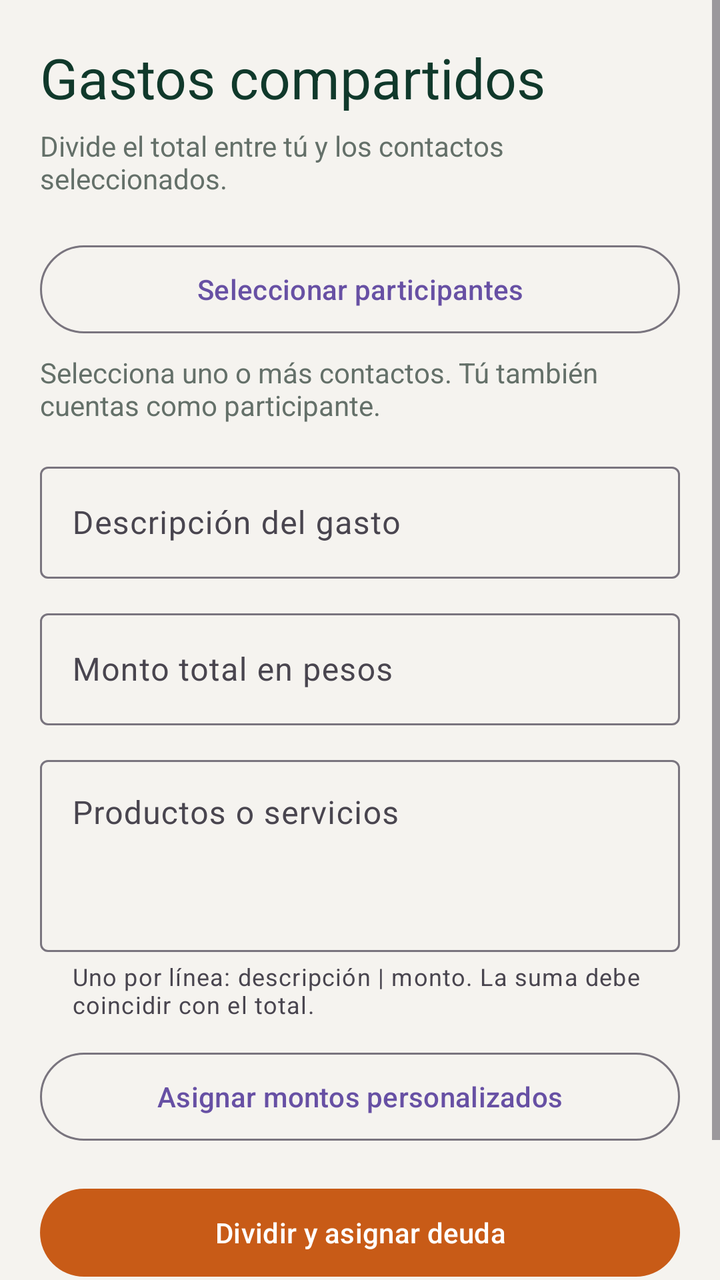
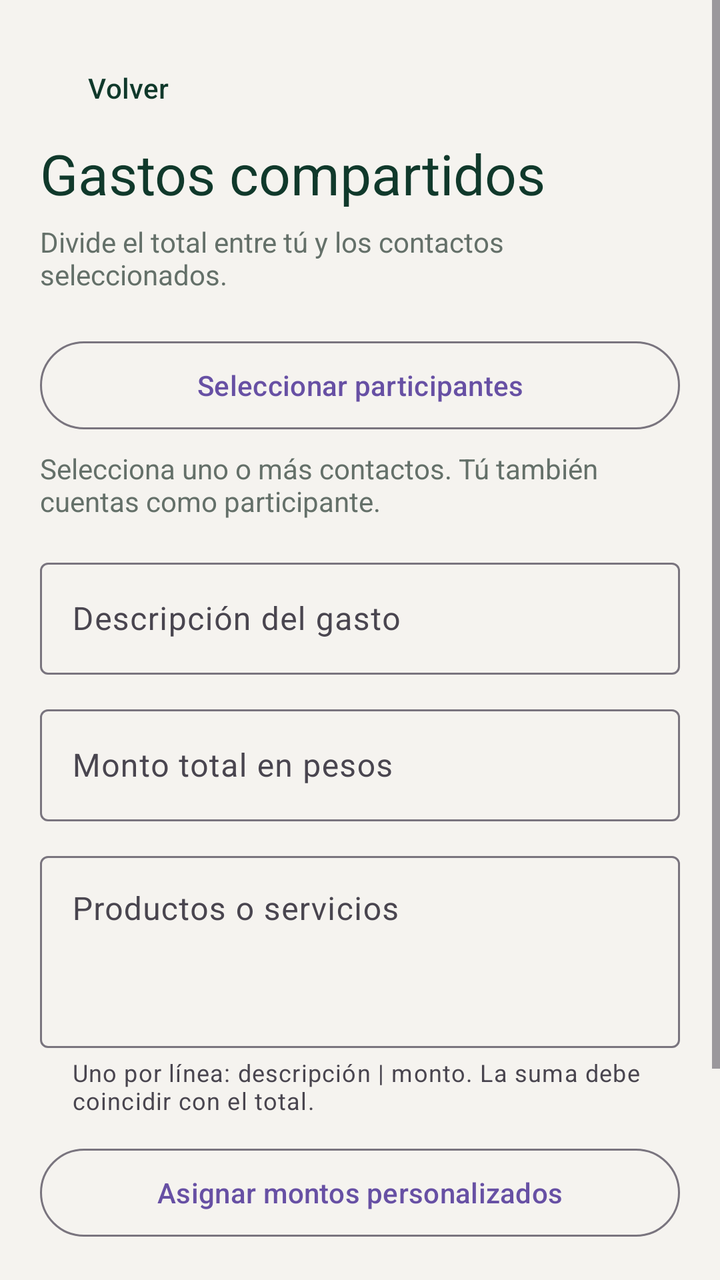

Before-and-after screenshots of an Android layout around one commit, followed by the original layout XML and the change that was made.
<!-- AndroidManifest.xml: application theme Theme.LocalCash -->
<!-- res/layout/activity_gastos_compartidos.xml -->
<?xml version="1.0" encoding="utf-8"?>
<ScrollView xmlns:android="http://schemas.android.com/apk/res/android"
    xmlns:app="http://schemas.android.com/apk/res-auto"
    android:layout_width="match_parent"
    android:layout_height="match_parent"
    android:background="@color/lc_warm_background"
    android:fillViewport="true">
    <LinearLayout android:layout_width="match_parent" android:layout_height="wrap_content" android:orientation="vertical" android:padding="20dp">
        <TextView style="@style/TextAppearance.Material3.HeadlineMedium" android:layout_width="wrap_content" android:layout_height="wrap_content" android:text="@string/shared_title" android:textColor="@color/lc_green_dark" />
        <TextView android:layout_width="match_parent" android:layout_height="wrap_content" android:layout_marginTop="6dp" android:text="@string/shared_subtitle" android:textColor="@color/lc_text_secondary" />
        <com.google.android.material.button.MaterialButton android:id="@+id/button_select_shared_contacts" style="@style/Widget.Material3.Button.OutlinedButton" android:layout_width="match_parent" android:layout_height="52dp" android:layout_marginTop="20dp" android:text="@string/action_select_shared_contacts" />
        <TextView android:id="@+id/text_shared_contacts" android:layout_width="match_parent" android:layout_height="wrap_content" android:layout_marginTop="6dp" android:text="@string/shared_contacts_none" android:textColor="@color/lc_text_secondary" />
        <com.google.android.material.textfield.TextInputLayout style="@style/Widget.Material3.TextInputLayout.OutlinedBox" android:layout_width="match_parent" android:layout_height="wrap_content" android:layout_marginTop="16dp" android:hint="@string/shared_description_hint">
            <com.google.android.material.textfield.TextInputEditText android:id="@+id/input_shared_description" android:layout_width="match_parent" android:layout_height="56dp" android:inputType="textCapSentences" />
        </com.google.android.material.textfield.TextInputLayout>
        <com.google.android.material.textfield.TextInputLayout style="@style/Widget.Material3.TextInputLayout.OutlinedBox" android:layout_width="match_parent" android:layout_height="wrap_content" android:layout_marginTop="12dp" android:hint="@string/shared_total_hint" app:prefixText="$ ">
            <com.google.android.material.textfield.TextInputEditText android:id="@+id/input_shared_total" android:layout_width="match_parent" android:layout_height="56dp" android:inputType="number" />
        </com.google.android.material.textfield.TextInputLayout>
        <com.google.android.material.textfield.TextInputLayout style="@style/Widget.Material3.TextInputLayout.OutlinedBox" android:layout_width="match_parent" android:layout_height="wrap_content" android:layout_marginTop="12dp" android:hint="@string/shared_detail_hint" app:helperText="@string/shared_detail_helper">
            <com.google.android.material.textfield.TextInputEditText android:id="@+id/input_shared_details" android:layout_width="match_parent" android:layout_height="96dp" android:gravity="top" android:inputType="textMultiLine" />
        </com.google.android.material.textfield.TextInputLayout>
        <com.google.android.material.button.MaterialButton android:id="@+id/button_custom_allocation" style="@style/Widget.Material3.Button.OutlinedButton" android:layout_width="match_parent" android:layout_height="52dp" android:layout_marginTop="12dp" android:text="@string/action_custom_allocation" />
        <com.google.android.material.button.MaterialButton android:id="@+id/button_add_shared" android:layout_width="match_parent" android:layout_height="52dp" android:layout_marginTop="16dp" android:text="@string/action_split_expense" app:backgroundTint="@color/lc_orange_earth" />
        <TextView android:layout_width="wrap_content" android:layout_height="wrap_content" android:layout_marginTop="24dp" android:text="@string/shared_debts_title" android:textColor="@color/lc_text_primary" android:textSize="18sp" android:textStyle="bold" />
        <LinearLayout android:id="@+id/list_shared" android:layout_width="match_parent" android:layout_height="wrap_content" android:layout_marginTop="8dp" android:orientation="vertical" />
    </LinearLayout>
</ScrollView>
<!-- resources referenced by this layout -->
<resources>
  <color name="lc_green_dark">#10392B</color>
  <color name="lc_orange_earth">#C85B17</color>
  <color name="lc_text_primary">#18231E</color>
  <color name="lc_text_secondary">#647069</color>
  <color name="lc_warm_background">#F5F3EF</color>
  <string name="action_custom_allocation">Asignar montos personalizados</string>
  <string name="action_select_shared_contacts">Seleccionar participantes</string>
  <string name="action_split_expense">Dividir y asignar deuda</string>
  <string name="shared_contacts_none">Selecciona uno o más contactos. Tú también cuentas como participante.</string>
  <string name="shared_debts_title">Deudas pendientes</string>
  <string name="shared_description_hint">Descripción del gasto</string>
  <string name="shared_detail_helper">Uno por línea: descripción | monto. La suma debe coincidir con el total.</string>
  <string name="shared_detail_hint">Productos o servicios</string>
  <string name="shared_subtitle">Divide el total entre tú y los contactos seleccionados.</string>
  <string name="shared_title">Gastos compartidos</string>
  <string name="shared_total_hint">Monto total en pesos</string>
  <style name="Theme.LocalCash" parent="Base.Theme.LocalCash" />
  <style name="Base.Theme.LocalCash" parent="Theme.Material3.DayNight.NoActionBar">
          
          
      </style>
</resources>

<!-- the commit's change to res/layout/activity_gastos_compartidos.xml (unified diff, before → after) -->
@@ -6,6 +6,7 @@
     android:background="@color/lc_warm_background"
     android:fillViewport="true">
     <LinearLayout android:layout_width="match_parent" android:layout_height="wrap_content" android:orientation="vertical" android:padding="20dp">
+        <com.google.android.material.button.MaterialButton android:id="@+id/button_back_shared" style="@style/Widget.Material3.Button.TextButton" android:layout_width="wrap_content" android:layout_height="48dp" android:text="@string/action_back" android:textColor="@color/lc_green_dark" />
         <TextView style="@style/TextAppearance.Material3.HeadlineMedium" android:layout_width="wrap_content" android:layout_height="wrap_content" android:text="@string/shared_title" android:textColor="@color/lc_green_dark" />
         <TextView android:layout_width="match_parent" android:layout_height="wrap_content" android:layout_marginTop="6dp" android:text="@string/shared_subtitle" android:textColor="@color/lc_text_secondary" />
         <com.google.android.material.button.MaterialButton android:id="@+id/button_select_shared_contacts" style="@style/Widget.Material3.Button.OutlinedButton" android:layout_width="match_parent" android:layout_height="52dp" android:layout_marginTop="20dp" android:text="@string/action_select_shared_contacts" />
<!-- resource entries referenced after the edit -->
@@ -5,6 +5,7 @@
   <color name="lc_text_primary">#18231E</color>
   <color name="lc_text_secondary">#647069</color>
   <color name="lc_warm_background">#F5F3EF</color>
+  <string name="action_back">Volver</string>
   <string name="action_custom_allocation">Asignar montos personalizados</string>
   <string name="action_select_shared_contacts">Seleccionar participantes</string>
   <string name="action_split_expense">Dividir y asignar deuda</string>
